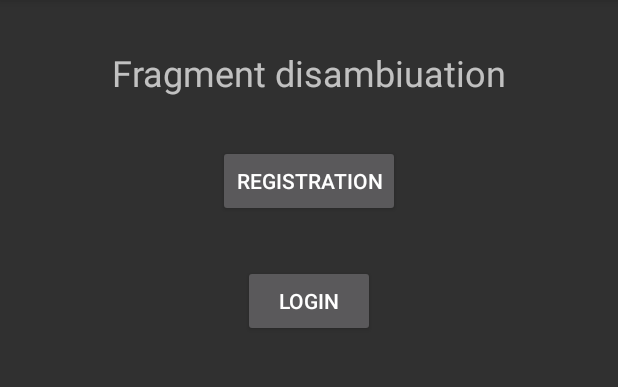
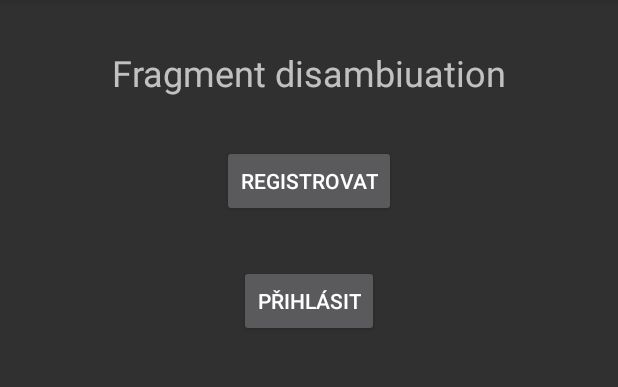
Before and after one commit to mvanco/NavigationExperiments, an Android app built with Jetpack Compose: the screen it shows after launch (MainActivity), on a phone screen of 412 x 824 dp, the part 84-471 px from its top. Run offline under Robolectric (Android 15) with nearby library versions, the phone set to English and light mode, and no system bars; our stand-ins replace Dagger/Hilt's generated code, data binding.

Commit message:
Use one language

```diff
--- a/app/src/main/res/layout/fragment_disambiguation.xml
+++ b/app/src/main/res/layout/fragment_disambiguation.xml
@@ -31,7 +31,7 @@
             android:layout_width="wrap_content"
             android:layout_height="wrap_content"
             android:layout_marginTop="32dp"
-            android:text="Registration"
+            android:text="Registrovat"
             app:layout_constraintEnd_toEndOf="parent"
             app:layout_constraintStart_toStartOf="parent"
             app:layout_constraintTop_toBottomOf="@+id/message" />
@@ -41,7 +41,7 @@
             android:layout_width="wrap_content"
             android:layout_height="wrap_content"
             android:layout_marginTop="32dp"
-            android:text="Login"
+            android:text="Přihlásit"
             app:layout_constraintEnd_toEndOf="parent"
             app:layout_constraintStart_toStartOf="parent"
             app:layout_constraintTop_toBottomOf="@+id/registration_button" />
--- a/app/src/main/res/layout/fragment_login.xml
+++ b/app/src/main/res/layout/fragment_login.xml
@@ -35,7 +35,7 @@
             android:layout_marginTop="32dp"
             android:ems="10"
             android:inputType="text"
-            android:hint="Password"
+            android:hint="Heslo"
             android:text="@={viewModel.password}"
             app:layout_constraintEnd_toEndOf="parent"
             app:layout_constraintStart_toStartOf="parent"
```
